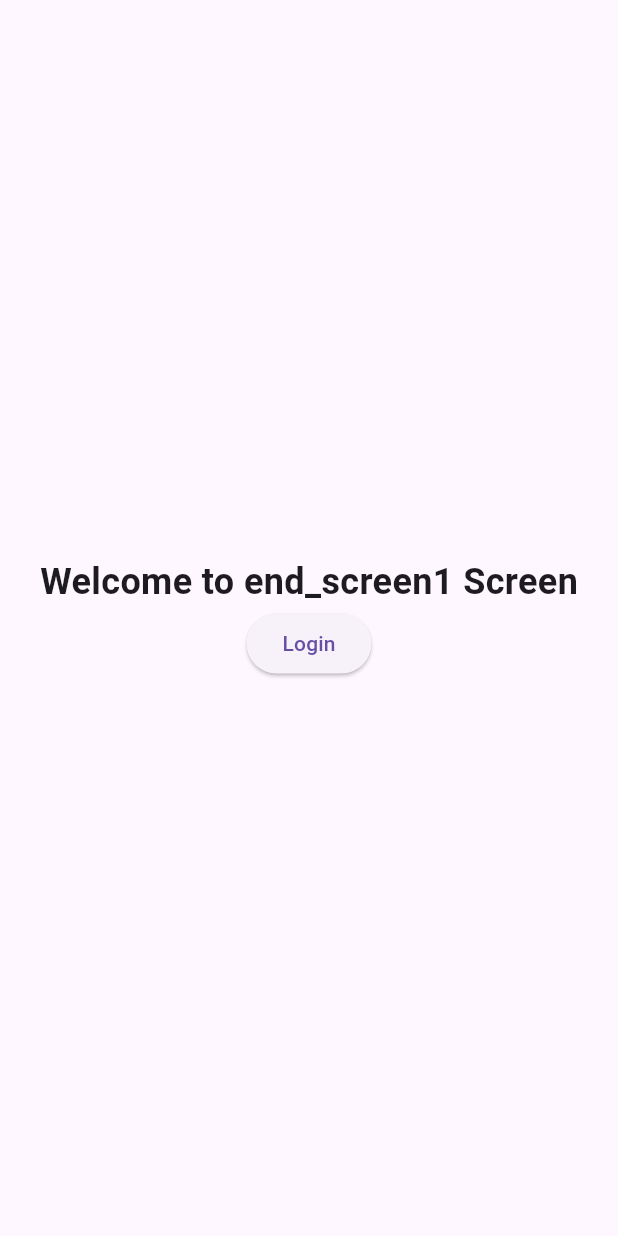
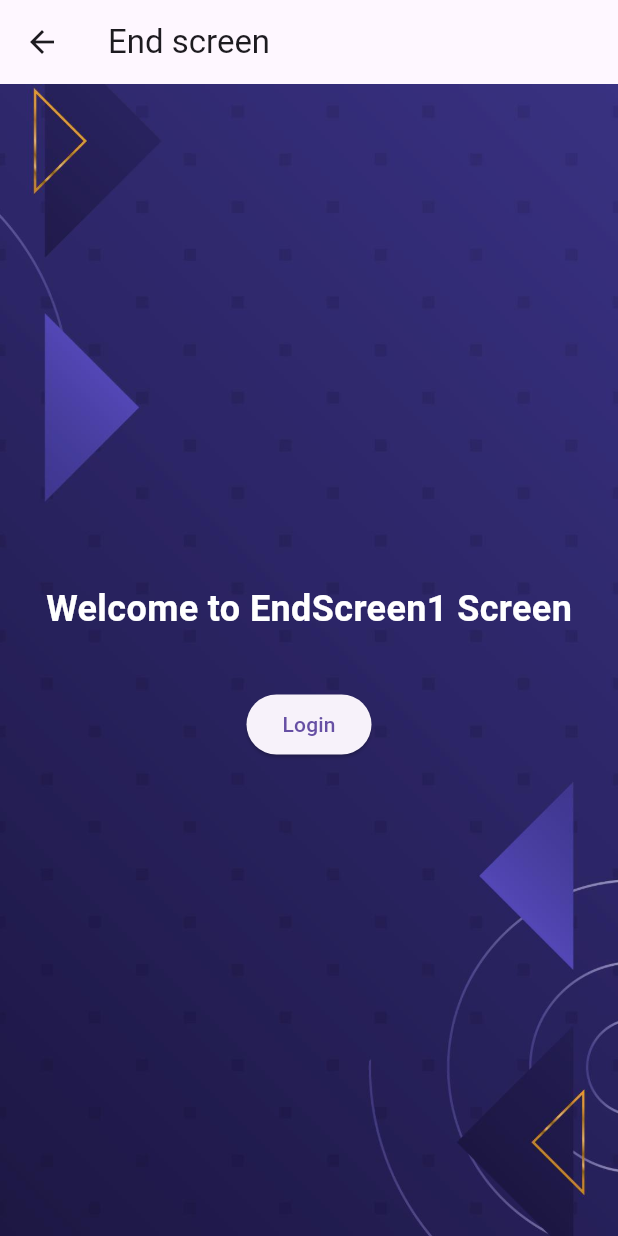
Before and after one commit to shivanitomar0416/quize_webapp, a Flutter app: the EndScreen1 screen opened directly, after a tap on "Login", on a phone screen of 412 x 824 dp. Run offline on Flutter 3.47's test engine with Material 3 defaults, Android fonts, the phone set to English and light mode, and no system bars; our stand-ins replace dio.

Commit message:
second_commit

```diff
--- a/lib/domain/widgets/home_screen.dart
+++ b/lib/domain/widgets/home_screen.dart
@@ -1,6 +1,5 @@
 import 'package:flutter/material.dart';
-import 'package:quize_webapp/presentation/page/login.dart'; // Ensure this import is correct
-
+import 'package:quize_webapp/presentation/page/login.dart';
 class HomeScreen extends StatelessWidget {
   @override
   Widget build(BuildContext context) {
@@ -12,14 +11,13 @@ class HomeScreen extends StatelessWidget {
         children: [
           SizedBox.expand(
             child: FittedBox(
-              fit: BoxFit.cover, // Ensures the image covers the entire screen
+              fit: BoxFit.cover,
               child: Image.asset('assets/images/home_screen.jpg'),
             ),
           ),
           Center(
             child: ElevatedButton(
               onPressed: () {
-                // Use Navigator.push to navigate to the ParticipationScreen
                 Navigator.push(
                   context,
                   MaterialPageRoute(builder: (context) => LoginScreen()),
--- a/lib/presentation/widgets/round_end.dart
+++ b/lib/presentation/widgets/round_end.dart
@@ -4,19 +4,24 @@ class RoundEnd extends StatelessWidget {
   @override
   Widget build(BuildContext context) {
     return Scaffold(
+       appBar: AppBar(
+        title: const Text('RoundEnd screen'),
+      ),
+
        body: Center(
          child:Column(
-          mainAxisAlignment: MainAxisAlignment.center, // Center both vertically
+          mainAxisAlignment: MainAxisAlignment.center,
           children: [
             Text(
-              'Welcome to round_end Screen', // Welcome message
+              'Welcome to round_end Screen',
               style: TextStyle(
                 fontSize: 24,
                 fontWeight: FontWeight.bold,
               ),
             ),
           ]
-         ),),
+         ),
+         ),
     );
   }
 }
--- a/lib/presentation/widgets/screens/end_screen1.dart
+++ b/lib/presentation/widgets/screens/end_screen1.dart
@@ -5,29 +5,51 @@ class EndScreen1 extends StatelessWidget {
   @override
   Widget build(BuildContext context) {
     return Scaffold(
-       body: Center(
-         child:Column(
-          mainAxisAlignment: MainAxisAlignment.center, // Center both vertically
+       appBar: AppBar(
+        title: const Text('End screen'),
+      ),
+
+        body:Stack(
         children: [
-            Text(
-              'Welcome to end_screen1 Screen', // Welcome message
+          SizedBox.expand(
+            child: FittedBox(
+              fit: BoxFit.cover,
+              child: Image.asset('assets/images/background.jpg'),
+            ),
+          ),
+        Center(
+  child: Column(
+    mainAxisAlignment: MainAxisAlignment.center,
+    children: [
+      // Text with margin
+      Container(
+        margin: const EdgeInsets.symmetric(horizontal: 20.0, vertical: 16.0),
+        child: const Text(
+          'Welcome to EndScreen1 Screen',
           style: TextStyle(
             fontSize: 24,
             fontWeight: FontWeight.bold,
+            color: Colors.white,
           ),
         ),
+      ),
+      const SizedBox(height: 20),
       ElevatedButton(
         onPressed: () {
           Navigator.push(
             context,
             MaterialPageRoute(
-                              builder: (context) => EndScreen2()),
+              builder: (context) => EndScreen2(),
+            ),
           );
         },
-                      child: Text('Login'),
+        child: const Text('Login'),
       ),
+    ],
+  ),
+)
+
         ]
-      ),
        ),
     );
   }
--- a/lib/presentation/widgets/screens/end_screen2.dart
+++ b/lib/presentation/widgets/screens/end_screen2.dart
@@ -4,29 +4,51 @@ class EndScreen2 extends StatelessWidget {
   @override
   Widget build(BuildContext context) {
     return Scaffold(
-        body: Center(
-         child:Column(
-          mainAxisAlignment: MainAxisAlignment.center, // Center both vertically
+       appBar: AppBar(
+        title: const Text('End screen'),
+      ),
+
+        body:Stack(
         children: [
-            Text(
-              'Welcome to end_screen1 Screen', // Welcome message
+          SizedBox.expand(
+            child: FittedBox(
+              fit: BoxFit.cover,
+              child: Image.asset('assets/images/background.jpg'),
+            ),
+          ),
+        Center(
+  child: Column(
+    mainAxisAlignment: MainAxisAlignment.center,
+    children: [
+      // Text with margin
+      Container(
+        margin: const EdgeInsets.symmetric(horizontal: 20.0, vertical: 16.0),
+        child: const Text(
+          'Welcome to EndScreen1 Screen',
           style: TextStyle(
             fontSize: 24,
             fontWeight: FontWeight.bold,
+            color: Colors.white,
           ),
         ),
+      ),
+      const SizedBox(height: 20),
       ElevatedButton(
         onPressed: () {
           Navigator.push(
             context,
             MaterialPageRoute(
-                              builder: (context) =>  RoundEnd()),
+              builder: (context) => RoundEnd(),
+            ),
           );
         },
-                      child: Text('Login'),
+        child: const Text('Login'),
       ),
+    ],
+  ),
+)
+
         ]
-      ),
         ),
     );
   }
```
Also changed, not shown: lib/presentation/page/login.dart (+10 -5 lines), lib/presentation/page/participation_screen.dart (+72 -46 lines), lib/presentation/widgets/rounds.dart (+49 -11 lines), assets/images/background.jpg (added). Lines whose indentation alone changed are shown as unchanged.
